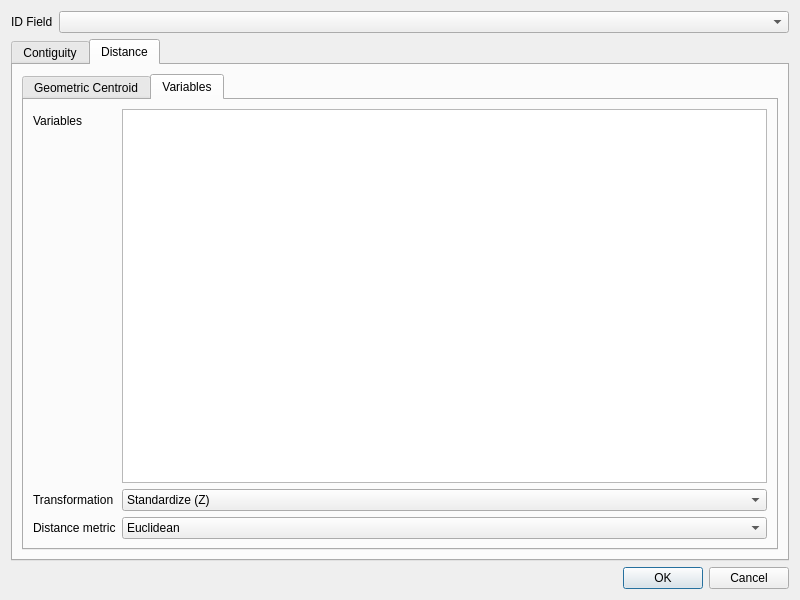
Above: forms/WeightsDialog.ui from dj-spatial/spatial_analysis before the change. Below: the same form after it.
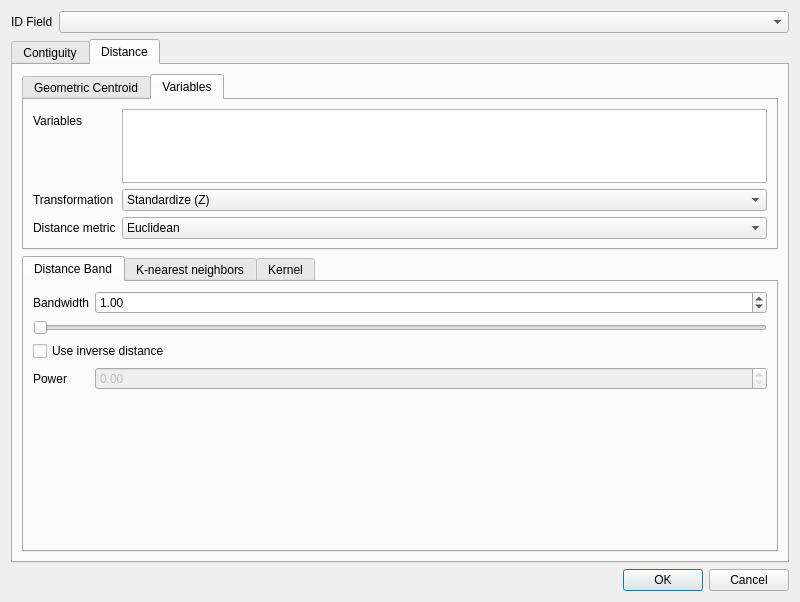
That is the form after the change. The open tabs and pages were chosen to show the change.

Commit message: weight dialog fix

```diff
--- a/forms/WeightsDialog.ui
+++ b/forms/WeightsDialog.ui
@@ -146,9 +146,7 @@
           <attribute name="title">
            <string>Geometric Centroid</string>
           </attribute>
-          <layout class="QVBoxLayout" name="geomLayout">
-           <item>
-          <layout class="QFormLayout" name="coordLayout">
+          <layout class="QFormLayout" name="geomLayout">
            <item row="0" column="0">
             <widget class="QLabel" name="geomMetricLabel">
              <property name="text">
@@ -171,9 +169,84 @@
             </widget>
            </item>
           </layout>
-         </item>
+         </widget>
+         <widget class="QWidget" name="variablesTab">
+          <attribute name="title">
+           <string>Variables</string>
+          </attribute>
+          <layout class="QFormLayout" name="variablesLayout">
+           <item row="0" column="0">
+            <widget class="QLabel" name="variablesLabel">
+             <property name="text">
+              <string>Variables</string>
+             </property>
+            </widget>
+           </item>
+           <item row="0" column="1">
+            <widget class="QListWidget" name="variablesList">
+             <property name="selectionMode">
+              <enum>QAbstractItemView::ExtendedSelection</enum>
+             </property>
+            </widget>
+           </item>
+           <item row="1" column="0">
+            <widget class="QLabel" name="transformLabel">
+             <property name="text">
+              <string>Transformation</string>
+             </property>
+            </widget>
+           </item>
+           <item row="1" column="1">
+            <widget class="QComboBox" name="transformCombo">
            <item>
-            <widget class="QTabWidget" name="geomMethodTabs">
+              <property name="text">
+               <string>Standardize (Z)</string>
+              </property>
+             </item>
+             <item>
+              <property name="text">
+               <string>Standardize (MAD)</string>
+              </property>
+             </item>
+             <item>
+              <property name="text">
+               <string>Demean</string>
+              </property>
+             </item>
+             <item>
+              <property name="text">
+               <string>Raw</string>
+              </property>
+             </item>
+            </widget>
+           </item>
+           <item row="2" column="0">
+            <widget class="QLabel" name="varMetricLabel">
+             <property name="text">
+              <string>Distance metric</string>
+             </property>
+            </widget>
+           </item>
+           <item row="2" column="1">
+            <widget class="QComboBox" name="varMetricCombo">
+             <item>
+              <property name="text">
+               <string>Euclidean</string>
+              </property>
+             </item>
+             <item>
+              <property name="text">
+               <string>Manhattan</string>
+              </property>
+             </item>
+            </widget>
+           </item>
+          </layout>
+         </widget>
+        </widget>
+       </item>
+       <item>
+        <widget class="QTabWidget" name="methodTabs">
              <widget class="QWidget" name="bandTab">
               <attribute name="title">
                <string>Distance Band</string>
@@ -194,6 +267,9 @@
                  <property name="maximum">
                   <double>1000000.0</double>
                  </property>
+             <property name="value">
+              <double>1.0</double>
+             </property>
                 </widget>
                </item>
                <item row="1" column="0" colspan="2">
@@ -388,6 +464,9 @@
                       <property name="maximum">
                        <double>1000000.0</double>
                       </property>
+                  <property name="value">
+                   <double>1.0</double>
+                  </property>
                      </widget>
                     </item>
                     <item row="1" column="0" colspan="2">
@@ -435,79 +514,6 @@
                    </widget>
                   </item>
                  </layout>
-                </widget>
-               </item>
-              </layout>
-             </widget>
-            </widget>
-           </item>
-          </layout>
-         </widget>
-         <widget class="QWidget" name="variablesTab">
-          <attribute name="title">
-           <string>Variables</string>
-          </attribute>
-          <layout class="QFormLayout" name="variablesLayout">
-           <item row="0" column="0">
-            <widget class="QLabel" name="variablesLabel">
-             <property name="text">
-              <string>Variables</string>
-             </property>
-            </widget>
-           </item>
-           <item row="0" column="1">
-            <widget class="QPlainTextEdit" name="variablesEdit"/>
-           </item>
-           <item row="1" column="0">
-            <widget class="QLabel" name="transformLabel">
-             <property name="text">
-              <string>Transformation</string>
-             </property>
-            </widget>
-           </item>
-           <item row="1" column="1">
-            <widget class="QComboBox" name="transformCombo">
-             <item>
-              <property name="text">
-               <string>Standardize (Z)</string>
-              </property>
-             </item>
-             <item>
-              <property name="text">
-               <string>Standardize (MAD)</string>
-              </property>
-             </item>
-             <item>
-              <property name="text">
-               <string>Demean</string>
-              </property>
-             </item>
-             <item>
-              <property name="text">
-               <string>Raw</string>
-              </property>
-             </item>
-            </widget>
-           </item>
-           <item row="2" column="0">
-            <widget class="QLabel" name="varMetricLabel">
-             <property name="text">
-              <string>Distance metric</string>
-             </property>
-            </widget>
-           </item>
-           <item row="2" column="1">
-            <widget class="QComboBox" name="varMetricCombo">
-             <item>
-              <property name="text">
-               <string>Euclidean</string>
-              </property>
-             </item>
-             <item>
-              <property name="text">
-               <string>Manhattan</string>
-              </property>
-             </item>
             </widget>
            </item>
           </layout>
```
Lines whose indentation alone changed are shown as unchanged. The commit also changes 3 other files.
